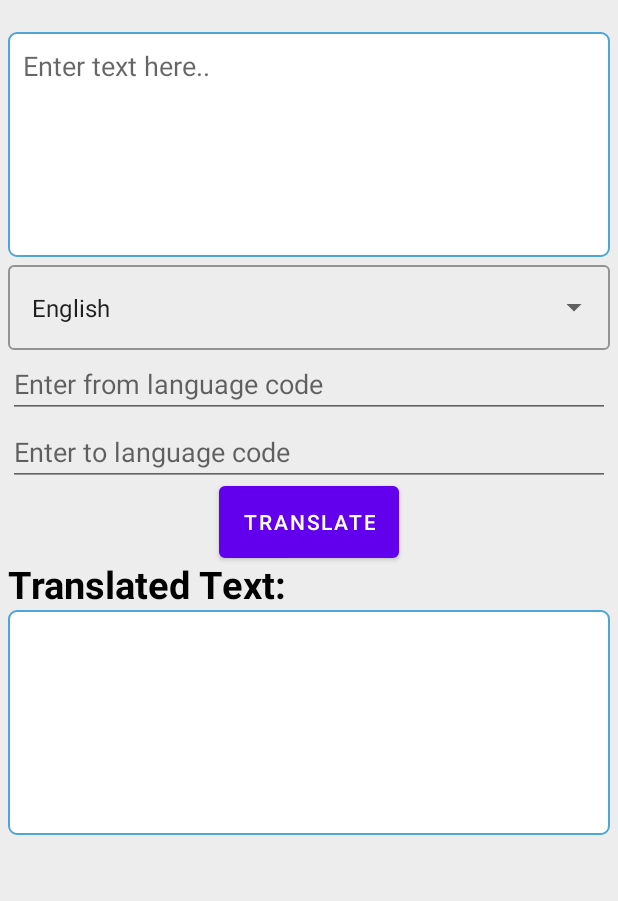
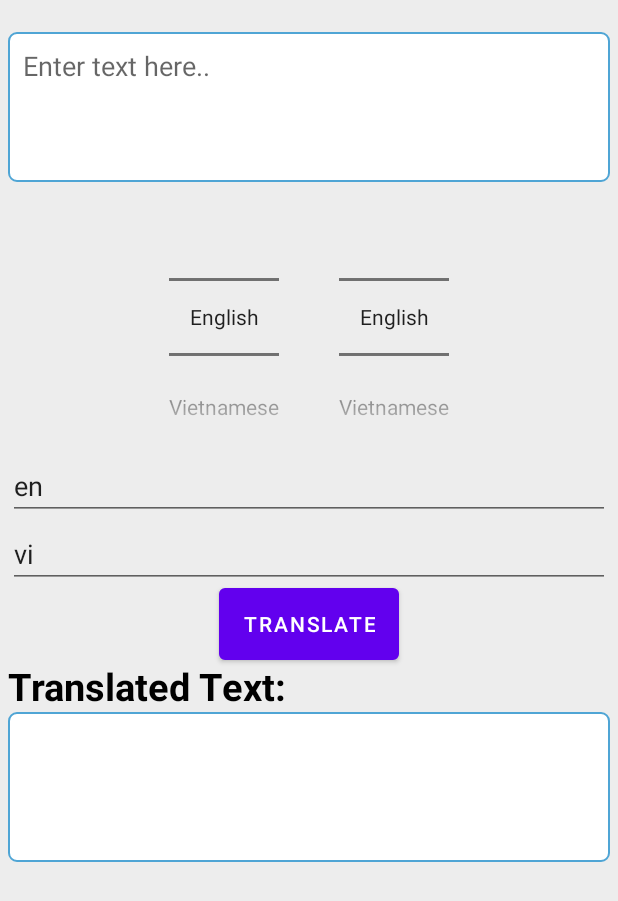
Before and after one commit to nguyenminh0511/Android-Dictionary, an Android app: the OnlineTranslate screen opened directly, with no data from a screen before it, on a phone screen of 412 x 824 dp. Shown: the top 901 px of the screen. Run offline under Robolectric (Android 15) with nearby library versions, the phone set to English and light mode, and no system bars; network calls fail.

Commit message:
Simple language change on online Translation

```diff
--- /dev/null
+++ b/app/src/main/java/com/example/dictionary/Language.java
@@ -0,0 +1,84 @@
+package com.example.dictionary;
+
+import java.util.ArrayList;
+
+public class Language {
+    private int id;
+    private String code;
+    private String name;
+
+    private static ArrayList<Language> languageArrayList;
+
+    public Language(int id, String code, String name) {
+        this.id = id;
+        this.code = code;
+        this.name = name;
+    }
+
+    public static void initLanguage() {
+        languageArrayList = new ArrayList<Language>();
+
+        Language english = new Language(0, "en", "English");
+        languageArrayList.add(english);
+
+        Language vietnam = new Language(1, "vi", "Vietnamese");
+        languageArrayList.add(vietnam);
+
+        Language thailand = new Language(2, "th", "Thailand");
+        languageArrayList.add(thailand);
+
+    }
+
+    public static ArrayList<Language> getLanguageArrayList() {
+        return languageArrayList;
+    }
+
+    public static String[] languageNames() {
+        String[] names = new String[languageArrayList.size()];
+        for (int i = 0; i < languageArrayList.size(); ++i) {
+            names[i] = languageArrayList.get(i).name;
+        }
+        return names;
+    }
+
+    public static String[] languageCode() {
+        String[] codes = new String[languageArrayList.size()];
+        for (int i = 0; i < languageArrayList.size(); ++i) {
+            codes[i] = languageArrayList.get(i).code;
+        }
+        return codes;
+    }
+
+    public static String getCodeFromName(String name) {
+        for (int i = 0; i < languageArrayList.size(); ++i) {
+            if (languageArrayList.get(i).name.equals(name)) {
+                return languageArrayList.get(i).code;
+            }
+        }
+        return "error";
+    }
+
+    public int getId() {
+        return id;
+    }
+
+    public String getCode() {
+        return code;
+    }
+
+    public String getName() {
+        return name;
+    }
+
+    public void setId(int id) {
+        this.id = id;
+    }
+
+    public void setCode(String code) {
+        this.code = code;
+    }
+
+    public void setName(String name) {
+        this.name = name;
+    }
+}
--- a/app/src/main/java/com/example/dictionary/activities/OnlineTranslate.java
+++ b/app/src/main/java/com/example/dictionary/activities/OnlineTranslate.java
@@ -6,7 +6,10 @@ import android.os.Bundle;
 import android.view.View;
 import android.widget.Button;
 import android.widget.EditText;
+import android.widget.NumberPicker;
 import android.widget.TextView;
+
+import com.example.dictionary.Language;
 import com.example.dictionary.R;
 import com.example.dictionary.translateAPI;
 
@@ -15,6 +18,8 @@ public class OnlineTranslate extends AppCompatActivity {
     EditText text,fromLangCode,toLangCode;
     TextView translatedText;
     Button btnTranslate;
+    NumberPicker fromLang, toLang;
+
     @Override
     protected void onCreate(Bundle savedInstanceState) {
         super.onCreate(savedInstanceState);
@@ -23,6 +28,8 @@ public class OnlineTranslate extends AppCompatActivity {
         text = findViewById(R.id.textInput);
         fromLangCode = findViewById(R.id.from_lang);
         toLangCode = findViewById(R.id.to_lang);
+        fromLang = findViewById(R.id.fromLang);
+        toLang = findViewById(R.id.toLang);
         translatedText = findViewById(R.id.translated_text);
         btnTranslate = findViewById(R.id.btnTranslate);
         btnTranslate.setOnClickListener(new View.OnClickListener() {
@@ -49,6 +56,28 @@ public class OnlineTranslate extends AppCompatActivity {
                 translate.execute(text.getText().toString(),fromLangCode.getText().toString(),toLangCode.getText().toString());
             }
         });
+
+        Language.initLanguage();
+        fromLang.setMaxValue(Language.getLanguageArrayList().size() - 1);
+        fromLang.setMinValue(0);
+        fromLang.setDisplayedValues(Language.languageNames());
+        toLang.setMaxValue(Language.getLanguageArrayList().size() - 1);
+        toLang.setMinValue(0);
+        toLang.setDisplayedValues(Language.languageNames());
+
+        fromLang.setOnValueChangedListener(new NumberPicker.OnValueChangeListener() {
+            @Override
+            public void onValueChange(NumberPicker picker, int oldVal, int newVal) {
+                fromLangCode.setText(Language.getLanguageArrayList().get(newVal).getCode());
+            }
+        });
+
+        toLang.setOnValueChangedListener(new NumberPicker.OnValueChangeListener() {
+            @Override
+            public void onValueChange(NumberPicker picker, int oldVal, int newVal) {
+                toLangCode.setText(Language.getLanguageArrayList().get(newVal).getCode());
+            }
+        });
     }
 
     @Override
@@ -56,11 +85,4 @@ public class OnlineTranslate extends AppCompatActivity {
         super.onBackPressed();
     }
 
-    //    private void initUi() {
-//        text=findViewById(R.id.textInput);
-//        fromLangCode=findViewById(R.id.from_lang);
-//        toLangCode=findViewById(R.id.to_lang);
-//        translatedText=findViewById(R.id.translated_text);
-//        btnTranslate=findViewById(R.id.btnTranslate);
-//    }
 }
--- a/app/src/main/res/layout/activity_online_translate.xml
+++ b/app/src/main/res/layout/activity_online_translate.xml
@@ -22,32 +22,40 @@
                 android:layout_width="match_parent"
                 android:layout_height="wrap_content"
                 android:scrollbars="vertical"
-                android:minHeight="150dp"
+                android:minHeight="100dp"
                 android:background="@drawable/border"
                 android:gravity="top|left"/>
 
 
-            <com.google.android.material.textfield.TextInputLayout
+            <LinearLayout
                 android:layout_width="match_parent"
-                android:layout_height="match_parent"
-                style="@style/Widget.MaterialComponents.TextInputLayout.OutlinedBox.ExposedDropdownMenu">
+                android:layout_height="wrap_content"
+                android:orientation="horizontal"
+                android:gravity="center">
 
-                <AutoCompleteTextView
+                <NumberPicker
                     android:id="@+id/fromLang"
-                    android:layout_width="match_parent"
-                    android:layout_height="match_parent"
-                    android:layout_weight="1"
-                    android:text="English" />
+                    android:layout_width="wrap_content"
+                    android:layout_height="wrap_content"
+                    android:layout_marginRight="20dp"/>
 
-            </com.google.android.material.textfield.TextInputLayout>
+                <NumberPicker
+                    android:id="@+id/toLang"
+                    android:layout_width="wrap_content"
+                    android:layout_height="wrap_content"
+                    android:layout_marginLeft="20dp"/>
+
+            </LinearLayout>
 
             <EditText
                 android:id="@+id/from_lang"
+                android:text="en"
                 android:hint="Enter from language code"
                 android:layout_width="match_parent"
                 android:layout_height="wrap_content"/>
             <EditText
                 android:id="@+id/to_lang"
+                android:text="vi"
                 android:hint="Enter to language code"
                 android:layout_width="match_parent"
                 android:layout_height="wrap_content"/>
@@ -71,7 +79,7 @@
                 android:padding="10dp"
                 android:textSize="25sp"
                 android:layout_width="match_parent"
-                android:minHeight="150dp"
+                android:minHeight="100dp"
                 android:layout_height="wrap_content"
                 android:background="@drawable/border"/>
         </LinearLayout>
```
